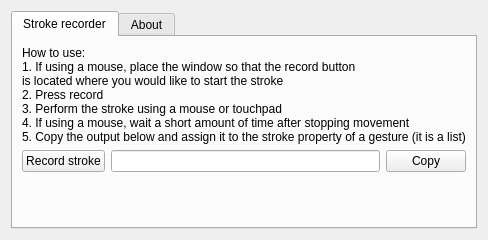
The window that src/kwin/kcm/kcm.ui (taj-ny/kwin-gestures) describes before a commit, drawn with Qt 5.
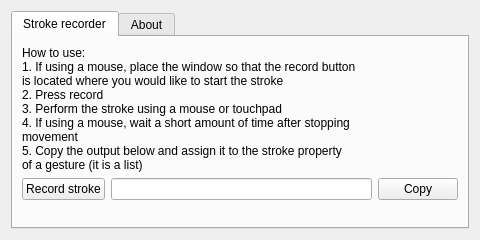
The same window after the commit. Icons and pictures are not drawn.

Commit message: kwin/kcm: wrap text

Diff of the .ui file:
```diff
--- a/src/kwin/kcm/kcm.ui
+++ b/src/kwin/kcm/kcm.ui
@@ -32,8 +32,10 @@
 is located where you would like to start the stroke
 2. Press record
 3. Perform the stroke using a mouse or touchpad
-4. If using a mouse, wait a short amount of time after stopping movement
-5. Copy the output below and assign it to the stroke property of a gesture (it is a list)</string>
+4. If using a mouse, wait a short amount of time after stopping
+movement
+5. Copy the output below and assign it to the stroke property
+of a gesture (it is a list)</string>
          </property>
         </widget>
        </item>
```
